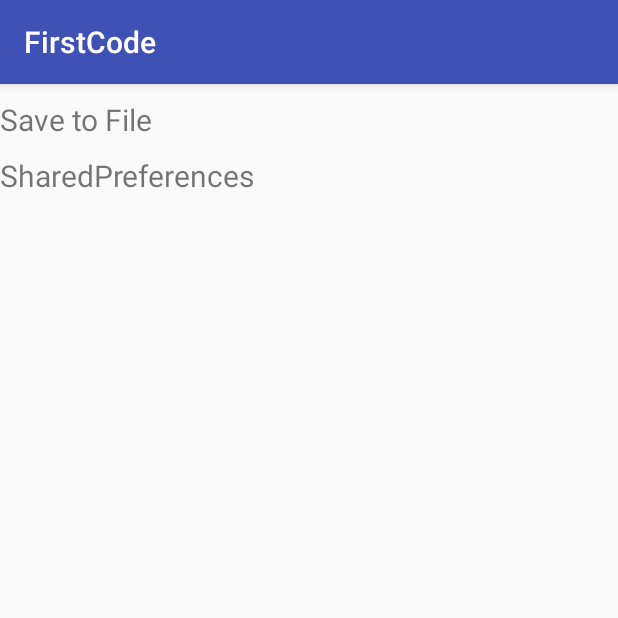
After one commit to wuyuelearning/FirstCode, an Android app: the Chapter6Activity screen opened directly, with no data from a screen before it, on a phone screen of 412 x 824 dp, the top half of it. The commit adds this screen. Run offline under Robolectric (Android 15) with nearby library versions, the phone set to English and light mode, and no system bars.

Commit message:
第六章 文件存储 SharePreferences并在第五章强制下线加入记住密码功能

```diff
--- a/app/src/main/AndroidManifest.xml
+++ b/app/src/main/AndroidManifest.xml
@@ -41,6 +41,9 @@
         <activity android:name=".Chapter5.BroadcastPractice.LoginActivity"/>
         <activity android:name=".Chapter5.BroadcastPractice.OfflineActivity"/>
         <activity android:name=".Chapter5.BroadcastPractice.BaseActivity"/>
+        <activity android:name=".Chapter6.Chapter6Activity"/>
+        <activity android:name=".Chapter6.SaveToFileActivity"/>
+        <activity android:name=".Chapter6.SharedPreferencesActivity"/>
 
         <receiver
             android:name=".Chapter5.BaseBroadcast.BootCompleteReceiver"
--- /dev/null
+++ b/app/src/main/java/com/example/admin/firstcode/Chapter6/Chapter6Activity.java
@@ -0,0 +1,49 @@
+package com.example.admin.firstcode.Chapter6;
+
+import android.content.Intent;
+import android.os.Bundle;
+import android.support.annotation.Nullable;
+import android.support.v7.app.AppCompatActivity;
+import android.view.View;
+import android.widget.TextView;
+
+import com.example.admin.firstcode.R;
+
+/**
+ * Created by wuyue on 2018/5/16.
+ */
+
+public class Chapter6Activity extends AppCompatActivity implements View.OnClickListener{
+
+    TextView text1;
+    TextView text2;
+
+    @Override
+    protected void onCreate(@Nullable Bundle savedInstanceState) {
+        super.onCreate(savedInstanceState);
+        setContentView(R.layout.chapter6_menu_activity);
+
+        text1 =(TextView)findViewById(R.id.tv_save1);
+        text1.setOnClickListener(this);
+
+        text2 =(TextView)findViewById(R.id.tv_save2);
+        text2.setOnClickListener(this);
+    }
+
+    @Override
+    public void onClick(View v) {
+        Intent intent = null;
+        switch (v.getId()) {
+            case R.id.tv_save1:
+                intent = new Intent(this, SaveToFileActivity.class);
+                break;
+            case R.id.tv_save2:
+                intent = new Intent(this, SharedPreferencesActivity.class);
+                break;
+
+            default:
+                break;
+        }
+        startActivity(intent);
+    }
+}
--- /dev/null
+++ b/app/src/main/res/layout/chapter6_menu_activity.xml
@@ -0,0 +1,29 @@
+<?xml version="1.0" encoding="utf-8"?>
+<LinearLayout xmlns:android="http://schemas.android.com/apk/res/android"
+    android:orientation="vertical"
+    android:layout_width="match_parent"
+    android:layout_height="match_parent">
+    <View
+        android:layout_width="wrap_content"
+        android:layout_height="10dp"/>
+
+    <TextView
+        android:id="@+id/tv_save1"
+        android:layout_width="wrap_content"
+        android:layout_height="wrap_content"
+        android:text="Save to File"
+        android:textSize="20sp"/>
+
+    <View
+        android:layout_width="wrap_content"
+        android:layout_height="10dp"/>
+
+    <TextView
+        android:id="@+id/tv_save2"
+        android:layout_width="wrap_content"
+        android:layout_height="wrap_content"
+        android:text="SharedPreferences"
+        android:textSize="20sp"/>
+
+
+</LinearLayout>
```
Also changed, not shown: app/src/main/java/com/example/admin/firstcode/Chapter5/BroadcastPractice/LoginActivity.java (+42 -5 lines), app/src/main/java/com/example/admin/firstcode/Chapter6/SaveToFileActivity.java (added, +138 -0 lines), app/src/main/java/com/example/admin/firstcode/Chapter6/SharedPreferencesActivity.java (added, +56 -0 lines), app/src/main/java/com/example/admin/firstcode/MainActivity.java (+7 -0 lines), app/src/main/res/layout/activity_main.xml (+10 -0 lines), app/src/main/res/layout/chapter5_login_activity.xml (+17 -0 lines), app/src/main/res/layout/chapter6_save_to_file_activity.xml (added, +33 -0 lines), app/src/main/res/layout/chapter6_sharedpreferences_activity.xml (added, +20 -0 lines).
